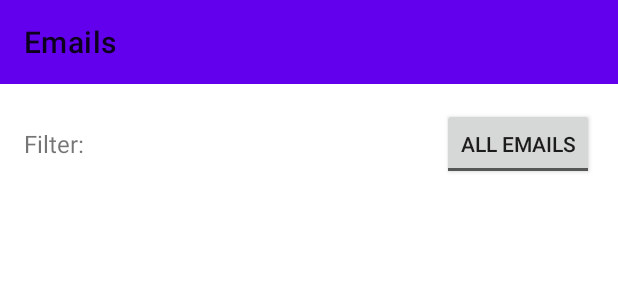
After one commit to MaayanCohen0/GmailAppPart5, an Android app: the layout fragment_search_result.xml on its own in the app's theme, with its tools: preview values and no code run, on a phone screen of 412 x 824 dp. The commit adds this screen. Shown: the top 300 px of the screen. Run offline under Robolectric (Android 15) with nearby library versions, the phone set to English and light mode, and no system bars.

Commit message:
ASP-334 labels search screen

```diff
--- a/src/AndroidApp/MyEmailApp/app/src/main/java/com/example/myemailapp/network/ApiClient.java
+++ b/src/AndroidApp/MyEmailApp/app/src/main/java/com/example/myemailapp/network/ApiClient.java
@@ -23,6 +23,7 @@ import okhttp3.OkHttpClient;
 import okhttp3.Request;
 import okhttp3.Response;
 
+import okhttp3.logging.HttpLoggingInterceptor;
 import retrofit2.Retrofit;
 import retrofit2.converter.gson.GsonConverterFactory;
 
@@ -33,6 +34,8 @@ public class ApiClient {
 
     public static Retrofit getClient(Context ctx) {
         if (retrofit == null) {
+            HttpLoggingInterceptor logging = new HttpLoggingInterceptor();
+            logging.setLevel(HttpLoggingInterceptor.Level.BODY);
             // Interceptor reads the token from prefs
             Interceptor authInterceptor = chain -> {
                 SharedPreferences prefs = ctx.getSharedPreferences("auth", Context.MODE_PRIVATE);
--- a/src/AndroidApp/MyEmailApp/app/src/main/java/com/example/myemailapp/repository/AuthRepository.java
+++ b/src/AndroidApp/MyEmailApp/app/src/main/java/com/example/myemailapp/repository/AuthRepository.java
@@ -61,15 +61,19 @@ public class AuthRepository {
 
                     } else {
                         String errorMsg = "Login failed";
+                        String cleanError = errorMsg;
                         if (response.errorBody() != null) {
                             try {
                                 errorMsg = response.errorBody().string();
+                                cleanError = errorMsg.replaceAll("[{}\"]", "")
+                                        .replace("error:", "")
+                                        .trim();
                             } catch (Exception e) {
                                 errorMsg = "Login failed with code: " + response.code();
                             }
                         }
                         Log.e(TAG, "Login failed: " + response.code() + " " + errorMsg);
-                        loginResult.postValue(new LoginResult(false, errorMsg, null));
+                        loginResult.postValue(new LoginResult(false, cleanError, null));
                     }
                 } catch (Exception e) {
                     Log.e(TAG, "Error processing login response", e);
--- /dev/null
+++ b/src/AndroidApp/MyEmailApp/app/src/main/res/layout/fragment_search_result.xml
@@ -0,0 +1,58 @@
+<?xml version="1.0" encoding="utf-8"?>
+<LinearLayout xmlns:android="http://schemas.android.com/apk/res/android"
+    xmlns:app="http://schemas.android.com/apk/res-auto"
+    android:layout_width="match_parent"
+    android:layout_height="match_parent"
+    android:orientation="vertical">
+
+    <!-- Material Toolbar -->
+    <com.google.android.material.appbar.MaterialToolbar
+        android:id="@+id/toolbar"
+        android:layout_width="match_parent"
+        android:layout_height="wrap_content"
+        android:background="?attr/colorPrimary"
+        android:titleTextColor="@android:color/white"
+        app:title="Emails"
+        app:popupTheme="@style/ThemeOverlay.MaterialComponents.Light" />
+
+    <!-- Toggle Button for filtering -->
+    <LinearLayout
+        android:layout_width="match_parent"
+        android:layout_height="wrap_content"
+        android:orientation="horizontal"
+        android:padding="16dp"
+        android:gravity="center_vertical">
+
+        <TextView
+            android:layout_width="0dp"
+            android:layout_height="wrap_content"
+            android:layout_weight="1"
+            android:text="Filter:"
+            android:textSize="16sp" />
+
+        <ToggleButton
+            android:id="@+id/toggle_unread_only"
+            android:layout_width="wrap_content"
+            android:layout_height="wrap_content"
+            android:textOff="All Emails"
+            android:textOn="Unread Only" />
+    </LinearLayout>
+
+    <!-- RecyclerView -->
+    <androidx.recyclerview.widget.RecyclerView
+        android:id="@+id/recycler_view"
+        android:layout_width="match_parent"
+        android:layout_height="0dp"
+        android:layout_weight="1" />
+
+    <!-- Empty state text -->
+    <TextView
+        android:id="@+id/empty_inbox_text"
+        android:layout_width="match_parent"
+        android:layout_height="wrap_content"
+        android:text="No emails in inbox"
+        android:textAlignment="center"
+        android:textSize="18sp"
+        android:layout_margin="16dp"
+        android:visibility="gone" />
+</LinearLayout>
```
Also changed, not shown: src/AndroidApp/MyEmailApp/app/src/main/java/com/example/myemailapp/adapters/LabelAdapter.java (+9 -7 lines), src/AndroidApp/MyEmailApp/app/src/main/java/com/example/myemailapp/fragments/LabelsFragment.java (+36 -4 lines), src/AndroidApp/MyEmailApp/app/src/main/java/com/example/myemailapp/fragments/SearchResultFragment.java (added, +318 -0 lines), src/AndroidApp/MyEmailApp/app/src/main/java/com/example/myemailapp/repository/InboxRepository.java (+119 -0 lines), src/AndroidApp/MyEmailApp/app/src/main/java/com/example/myemailapp/utils/Resource.java (added, +40 -0 lines), src/AndroidApp/MyEmailApp/app/src/main/java/com/example/myemailapp/viewmodel/SearchResultViewModel.java (added, +63 -0 lines).
